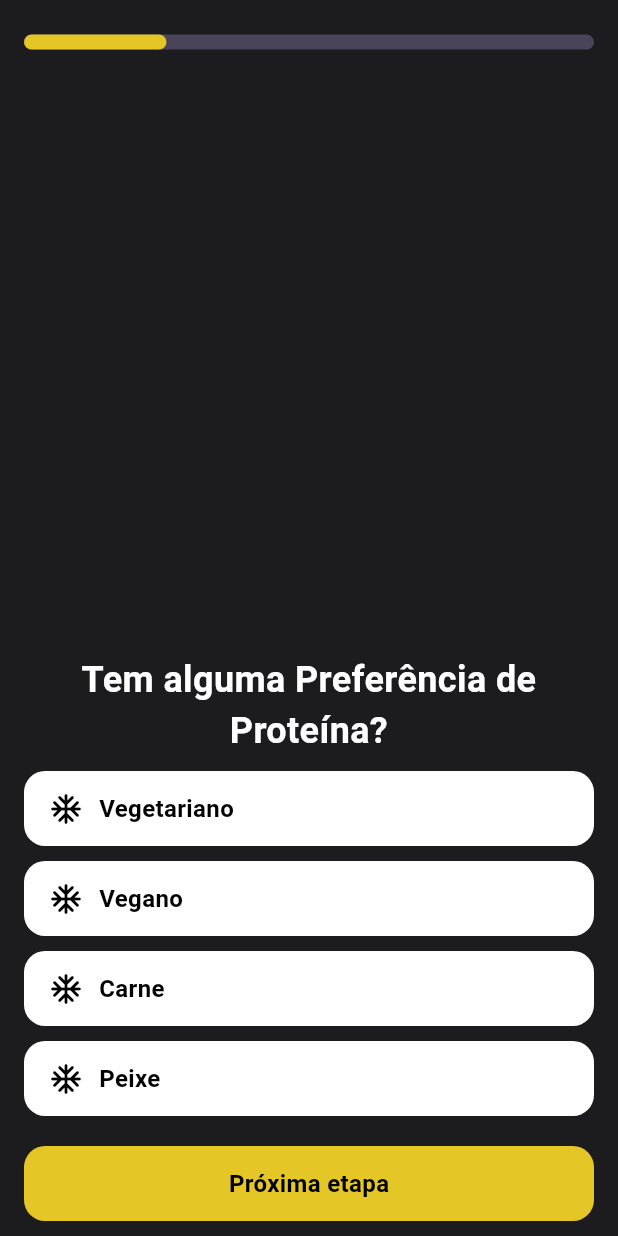
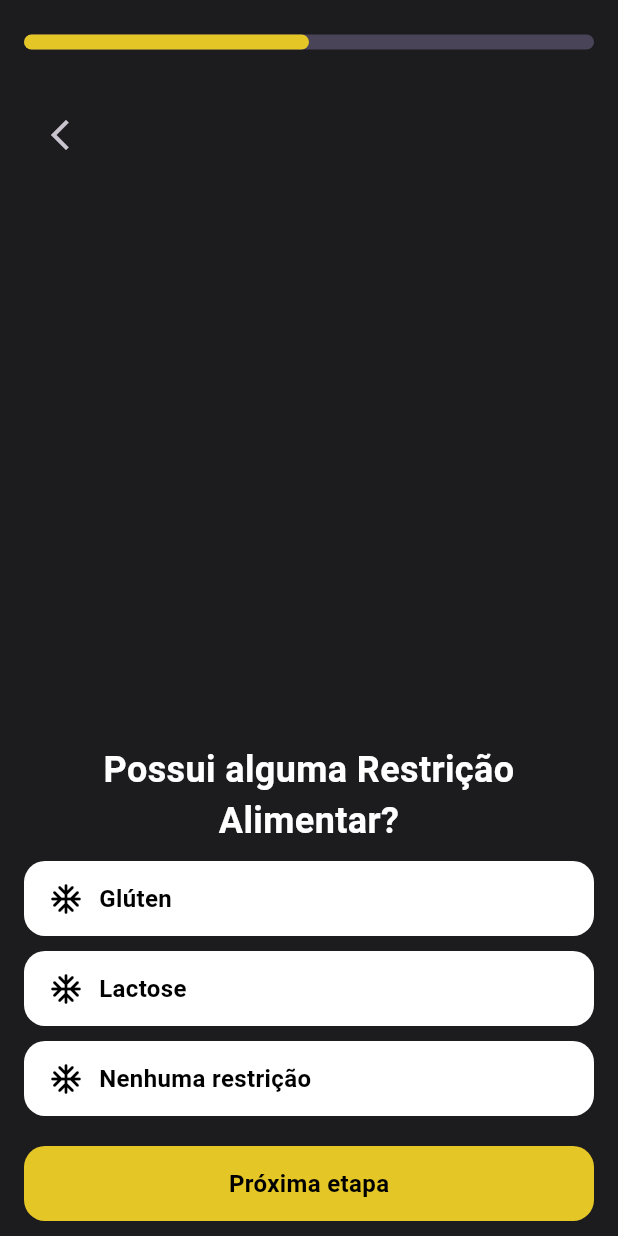
Before and after one commit to flavor-receitinhas/receitinhas_app, a Flutter app: the ProteinPreferencePage screen opened by its route, after a tap on "Próxima etapa", on a phone screen of 412 x 824 dp. Run offline on Flutter 3.47's test engine with Material 2 defaults, Android fonts, the light colour scheme and no system bars; our stand-ins replace google_fonts, sembast; generated files the repository leaves out were written again; network calls fail.

Commit message:
add screen restrictions

```diff
--- a/lib/src/core/l10n/app_pt_BR.arb
+++ b/lib/src/core/l10n/app_pt_BR.arb
@@ -24,5 +24,10 @@
     "proteinPreferenceOption2": "Vegano",
     "proteinPreferenceOption3": "Carne",
     "proteinPreferenceOption4": "Peixe",
-    "proteinPreferenceConfirm": "Próxima etapa"
+    "proteinPreferenceConfirm": "Próxima etapa",
+    "dietaryRestrictionTitle": "Possui alguma Restrição Alimentar?",
+    "dietaryRestrictionOption1": "Glúten",
+    "dietaryRestrictionOption2": "Lactose",
+    "dietaryRestrictionOption3": "Nenhuma restrição",
+    "dietaryRestrictionConfirm": "Próxima etapa"
 }
--- a/lib/src/core/routes/generate_route.dart
+++ b/lib/src/core/routes/generate_route.dart
@@ -2,6 +2,7 @@ import 'package:app_receitas/src/feactures/auth/presenter/ui/pages/choose_auth_p
 import 'package:app_receitas/src/feactures/auth/presenter/ui/pages/login_page.dart';
 import 'package:app_receitas/src/feactures/auth/presenter/ui/pages/register_page.dart';
 import 'package:app_receitas/src/feactures/auth/presenter/ui/pages/welcome_page.dart';
+import 'package:app_receitas/src/feactures/customization/presenter/ui/pages/dietary_restriction_page.dart';
 import 'package:app_receitas/src/feactures/customization/presenter/ui/pages/protein_preference_page.dart';
 import 'package:flutter/material.dart';
 
@@ -33,6 +34,12 @@ class GenerateRoute {
           builder: (context) => const ProteinPreferencePage(),
           settings: settings,
         );
+      case '/dietary-restriction':
+        return MaterialPageRoute(
+          builder: (context) => const DietaryRestricionPage(),
+          settings: settings,
+        );
+
       default:
         return MaterialPageRoute(
           builder: (context) => const Text('ERRO'),
--- /dev/null
+++ b/lib/src/feactures/customization/presenter/ui/pages/dietary_restriction_page.dart
@@ -0,0 +1,90 @@
+import 'package:app_receitas/src/core/widgets/cookie_button.dart';
+import 'package:app_receitas/src/core/widgets/cookie_text.dart';
+import 'package:flutter/material.dart';
+import 'package:flutter_gen/gen_l10n/app_localizations.dart';
+
+class DietaryRestricionPage extends StatelessWidget {
+  const DietaryRestricionPage({super.key});
+
+  @override
+  Widget build(BuildContext context) {
+    return Scaffold(
+      appBar: AppBar(
+        automaticallyImplyLeading: false,
+        title: const LinearProgressIndicator(
+          value: 2 / 4,
+          minHeight: 10,
+          borderRadius: BorderRadius.all(
+            Radius.circular(10),
+          ),
+        ),
+      ),
+      body: Padding(
+        padding: const EdgeInsets.symmetric(horizontal: 16, vertical: 10),
+        child: Column(
+          mainAxisAlignment: MainAxisAlignment.spaceBetween,
+          crossAxisAlignment: CrossAxisAlignment.start,
+          children: [
+            IconButton(
+              onPressed: () {
+                Navigator.pop(context);
+              },
+              icon: const Icon(Icons.arrow_back_ios_new),
+            ),
+            Column(
+              children: [
+                CookieText(
+                  text: AppLocalizations.of(context)!.dietaryRestrictionTitle,
+                  typography: CookieTypography.title,
+                  textAlign: TextAlign.center,
+                ),
+                const SizedBox(height: 10),
+                CookieButton(
+                  label:
+                      AppLocalizations.of(context)!.dietaryRestrictionOption1,
+                  onPressed: () {},
+                  backgroundColor: Theme.of(context).colorScheme.onPrimary,
+                  prefix: Icon(
+                    Icons.ac_unit_rounded,
+                    color: Theme.of(context).colorScheme.onSecondary,
+                  ),
+                  labelColor: Theme.of(context).colorScheme.onSecondary,
+                ),
+                const SizedBox(height: 10),
+                CookieButton(
+                  label:
+                      AppLocalizations.of(context)!.dietaryRestrictionOption2,
+                  onPressed: () {},
+                  prefix: Icon(
+                    Icons.ac_unit_rounded,
+                    color: Theme.of(context).colorScheme.onSecondary,
+                  ),
+                  backgroundColor: Theme.of(context).colorScheme.onPrimary,
+                  labelColor: Theme.of(context).colorScheme.onSecondary,
+                ),
+                const SizedBox(height: 10),
+                CookieButton(
+                  label:
+                      AppLocalizations.of(context)!.dietaryRestrictionOption3,
+                  onPressed: () {},
+                  prefix: Icon(
+                    Icons.ac_unit_rounded,
+                    color: Theme.of(context).colorScheme.onSecondary,
+                  ),
+                  backgroundColor: Theme.of(context).colorScheme.onPrimary,
+                  labelColor: Theme.of(context).colorScheme.onSecondary,
+                ),
+                const SizedBox(height: 20),
+                CookieButton(
+                  label:
+                      AppLocalizations.of(context)!.dietaryRestrictionConfirm,
+                  onPressed: () {},
+                ),
+              ],
+            ),
+          ],
+        ),
+      ),
+    );
+  }
+}
--- a/lib/src/feactures/customization/presenter/ui/pages/protein_preference_page.dart
+++ b/lib/src/feactures/customization/presenter/ui/pages/protein_preference_page.dart
@@ -76,7 +76,9 @@ class ProteinPreferencePage extends StatelessWidget {
             const SizedBox(height: 20),
             CookieButton(
               label: AppLocalizations.of(context)!.proteinPreferenceConfirm,
-              onPressed: () {},
+              onPressed: () {
+                Navigator.pushNamed(context, '/dietary-restriction');
+              },
             ),
           ],
         ),
```
